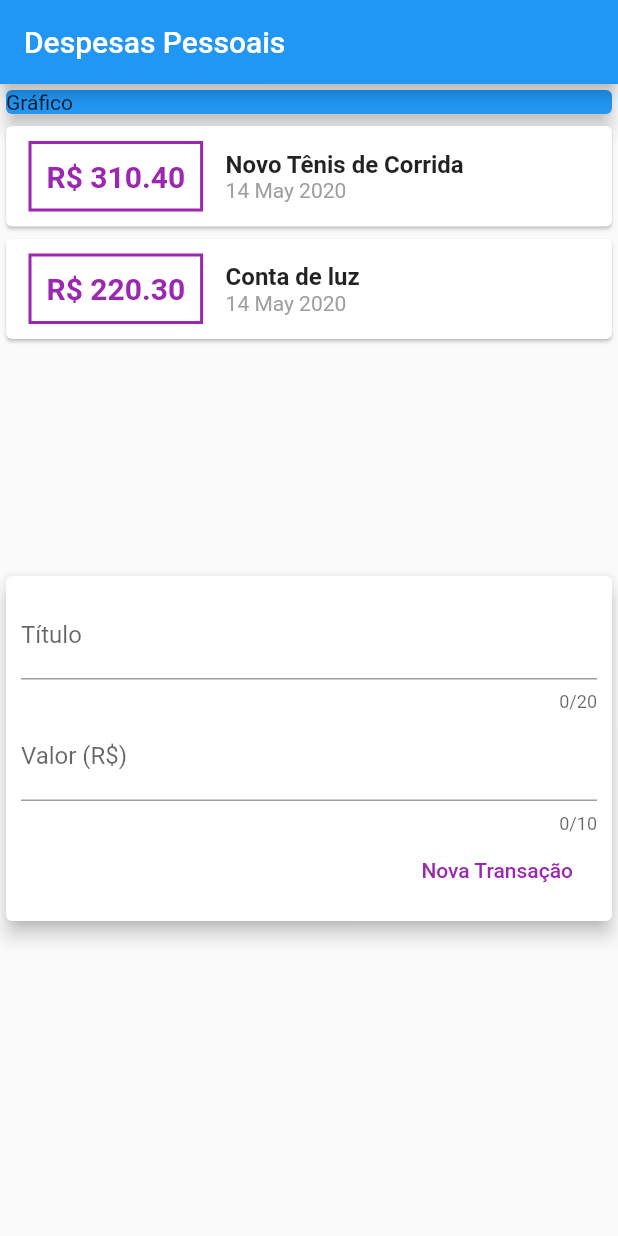
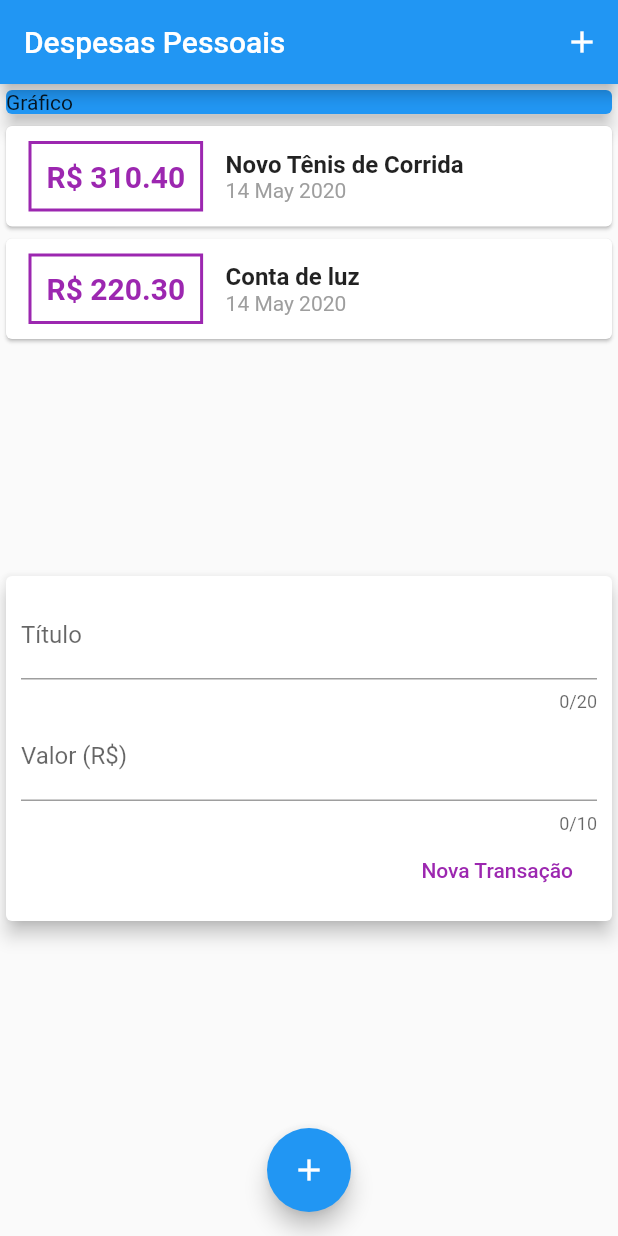
Before and after one commit to tavares1/despesas_pessoais_cod3rs_flutter, a Flutter app: the screen it shows after launch, on a phone screen of 412 x 824 dp. Run offline on Flutter 3.47's test engine with Material 2 defaults, Android fonts, the phone set to English and light mode, and no system bars.

Commit message:
Botão de adicionar transação

```diff
--- a/lib/main.dart
+++ b/lib/main.dart
@@ -22,6 +22,12 @@ class MyHomePage extends StatelessWidget {
     return Scaffold(
       appBar: AppBar(
         title: Text('Despesas Pessoais'),
+        actions: <Widget>[
+          IconButton(
+            icon: Icon(Icons.add),
+            onPressed: () {},
+          )
+        ],
       ),
       body: ListView(
         children: <Widget>[
@@ -32,8 +38,14 @@ class MyHomePage extends StatelessWidget {
               elevation: 5,
             ),
           ),
-            TransactionUser()
+          TransactionUser(),
         ],
-        ));
+      ),
+      floatingActionButton: FloatingActionButton(
+        child: Icon(Icons.add),
+        onPressed: () {},
+      ),
+      floatingActionButtonLocation: FloatingActionButtonLocation.centerFloat,
+    );
   }
 }
```
Lines whose indentation alone changed are shown as unchanged.
